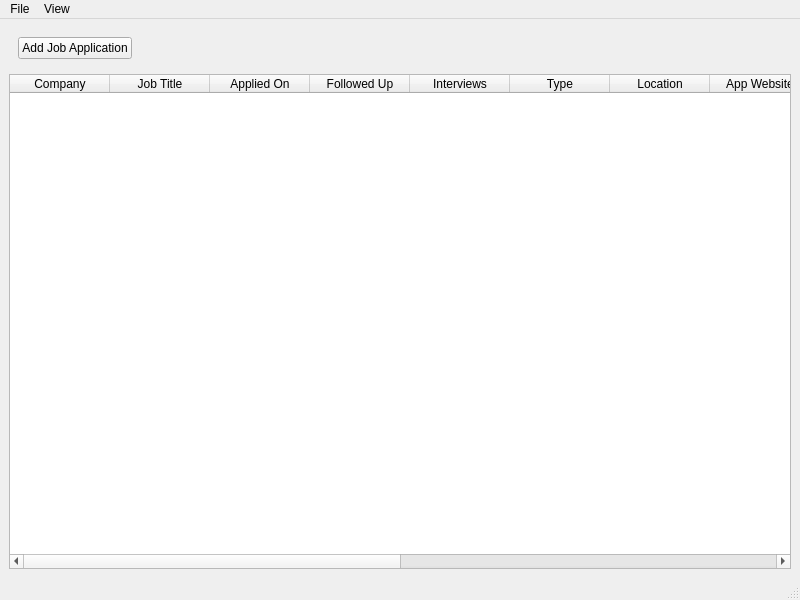
Above: JobAppTracker/QtGUI/ui/JobAppTrackerMainWindow.ui from dwp1084/QtJobAppTracker before the change. Below: the same form after it.
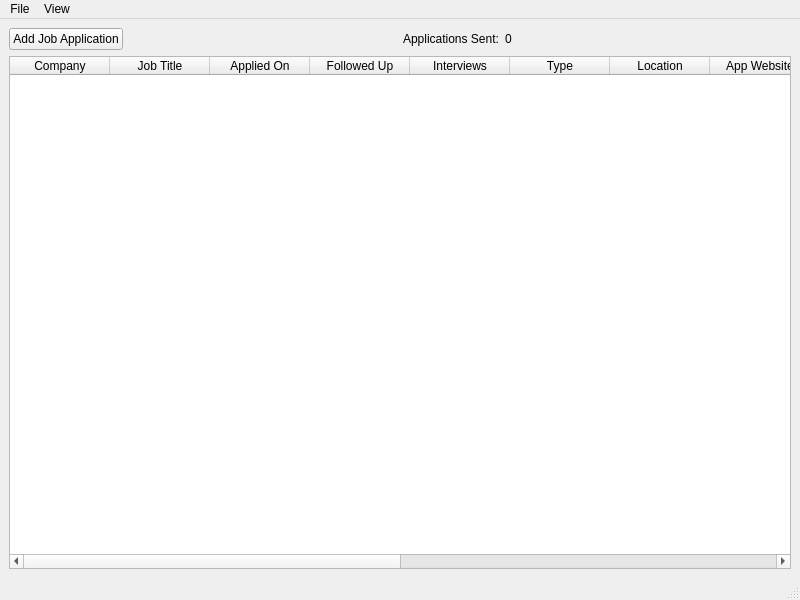
That is the form after the change.

Commit message: Added application count

Diff of the .ui file:
```diff
--- a/JobAppTracker/QtGUI/ui/JobAppTrackerMainWindow.ui
+++ b/JobAppTracker/QtGUI/ui/JobAppTrackerMainWindow.ui
@@ -16,8 +16,40 @@
   <widget class="QWidget" name="centralwidget">
    <layout class="QVBoxLayout" name="verticalLayout">
     <item>
-     <widget class="QWidget" name="widget" native="true">
-      <layout class="QHBoxLayout" name="horizontalLayout">
+     <layout class="QGridLayout" name="gridLayout">
+      <item row="0" column="1">
+       <layout class="QHBoxLayout" name="horizontalLayout_2">
+        <item>
+         <widget class="QLabel" name="appCountTitleLabel">
+          <property name="text">
+           <string>Applications Sent:</string>
+          </property>
+         </widget>
+        </item>
+        <item>
+         <widget class="QLabel" name="appCountLabel">
+          <property name="text">
+           <string>0</string>
+          </property>
+         </widget>
+        </item>
+        <item>
+         <spacer name="horizontalSpacer">
+          <property name="orientation">
+           <enum>Qt::Horizontal</enum>
+          </property>
+          <property name="sizeHint" stdset="0">
+           <size>
+            <width>40</width>
+            <height>20</height>
+           </size>
+          </property>
+         </spacer>
+        </item>
+       </layout>
+      </item>
+      <item row="0" column="0">
+       <layout class="QHBoxLayout" name="horizontalLayout_3">
        <item>
         <widget class="QPushButton" name="addAppButton">
          <property name="text">
@@ -26,7 +58,7 @@
         </widget>
        </item>
        <item>
-        <spacer name="horizontalSpacer">
+         <spacer name="horizontalSpacer_2">
          <property name="orientation">
           <enum>Qt::Horizontal</enum>
          </property>
@@ -39,7 +71,8 @@
         </spacer>
        </item>
       </layout>
-     </widget>
+      </item>
+     </layout>
     </item>
     <item>
      <widget class="QTableWidget" name="appTableWidget">
```
Lines whose indentation alone changed are shown as unchanged. The commit also changes 1 other file.
